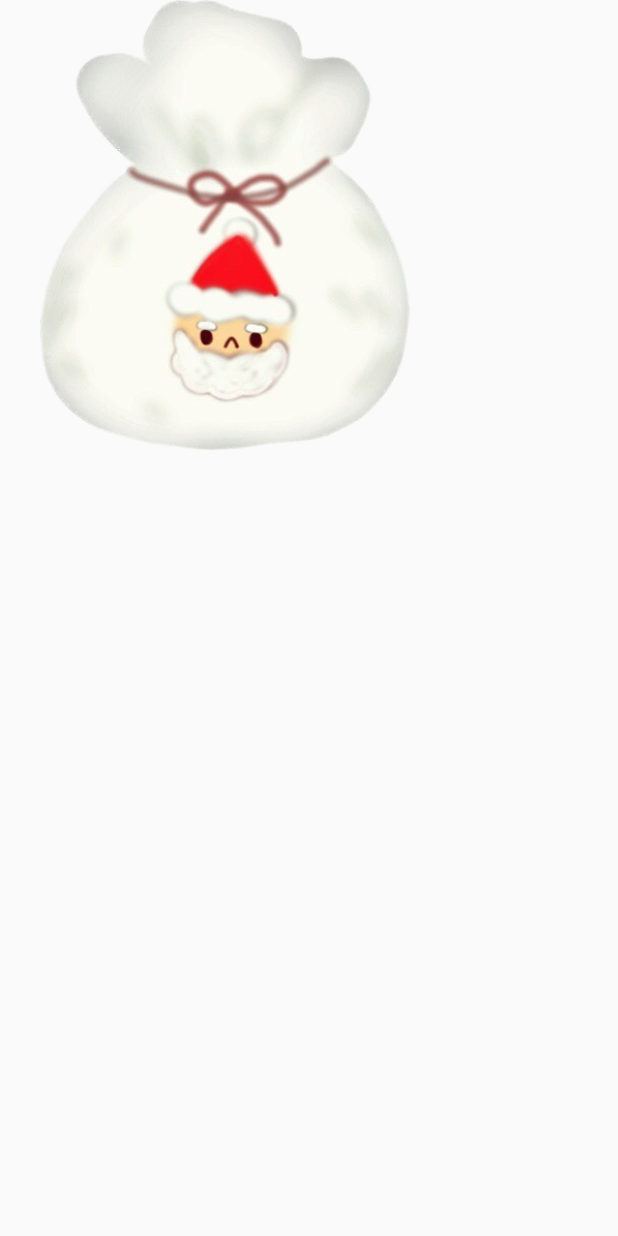
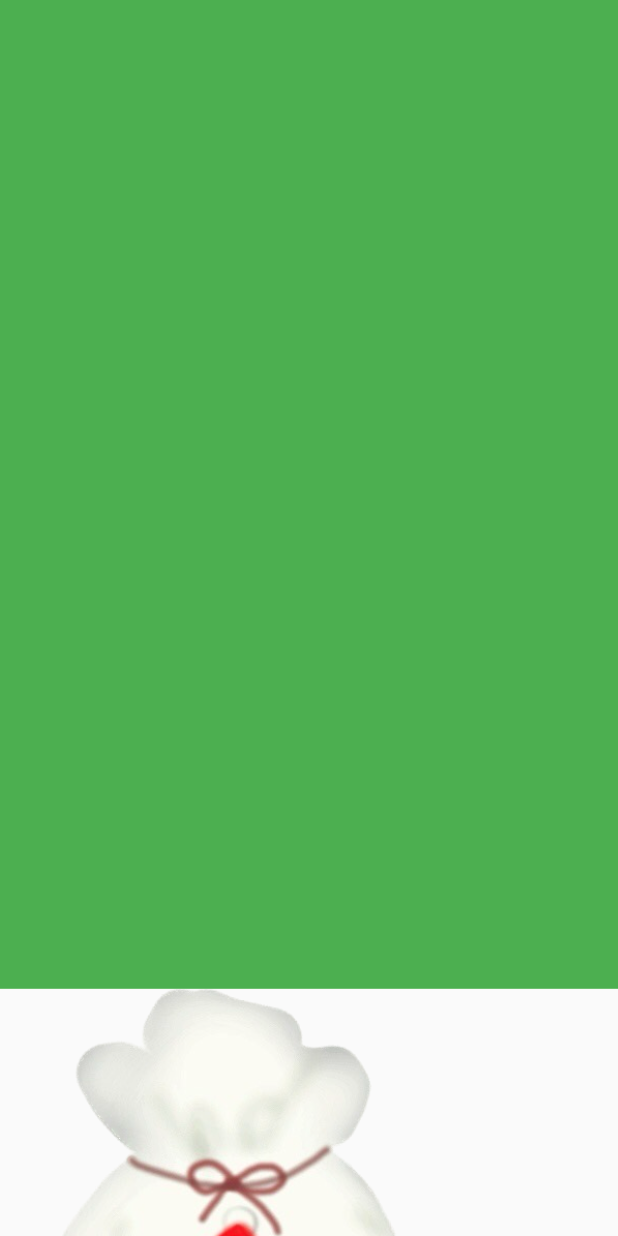
Before and after one commit to narumi0610/present_catch_game, a Flutter app: the screen it shows after launch, on a phone screen of 412 x 824 dp. Run offline on Flutter 3.47's test engine with Material 2 defaults, Android fonts, the phone set to English and light mode, and no system bars.

Commit message:
動かせる範囲を縮めた

```diff
--- a/lib/main.dart
+++ b/lib/main.dart
@@ -32,12 +32,19 @@ class _MyHomePageState extends State<MyHomePage> {
 
   @override
   Widget build(BuildContext context) {
+    final height = MediaQuery.of(context).size.height;
+    final Widget = MediaQuery.of(context).size.width;
+
     return Scaffold(
-      body: Center(
+      body: Column(
+        children: [
+          Expanded(flex: 8, child: Container(color: Colors.green)),
+          Expanded(
+            flex: 2,
             child: Container(
               child: GestureDetector(
                 // ドラッグのスタートをタップした直後に設定
-            dragStartBehavior: DragStartBehavior.down,
+                dragStartBehavior: DragStartBehavior.start,
                 // タップしながら動かしている座標を取得する
                 onPanUpdate: (dragUpdateDetails) {
                   position = dragUpdateDetails.localPosition;
@@ -46,7 +53,7 @@ class _MyHomePageState extends State<MyHomePage> {
                 child: Stack(
                   children: [
                     Positioned(
-                  left: position.dx,
+                      left: position.dx, // TODO 画面幅を移動できる最大値にする
                       top: position.dy,
                       child: Container(
                         width: 300,
@@ -59,6 +66,8 @@ class _MyHomePageState extends State<MyHomePage> {
               ),
             ),
           ),
+        ],
+      ),
     );
   }
 }
```
Lines whose indentation alone changed are shown as unchanged.
